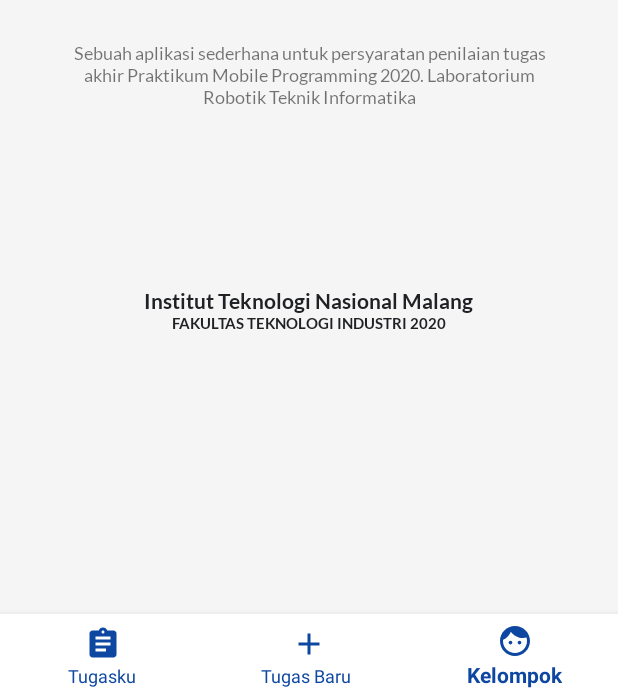
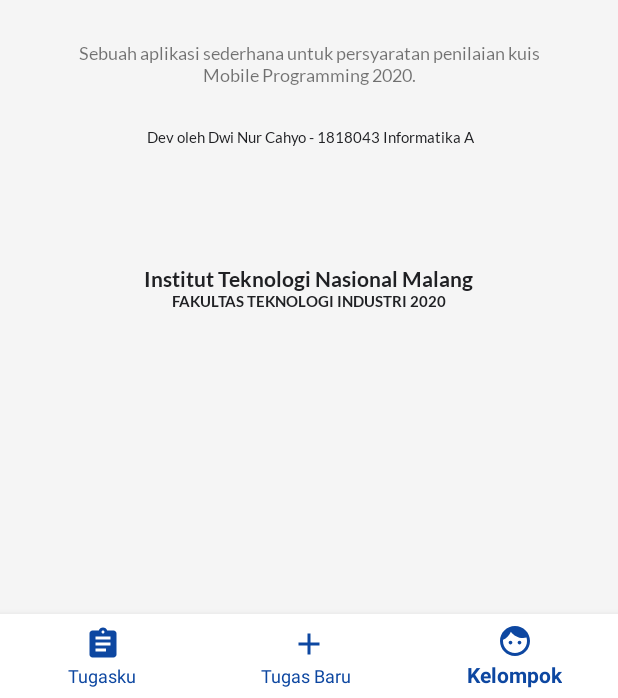
Before and after one commit to dwinuray/app-assignment, an Android app: the FragmentAbout screen opened through its navigation route, on a phone screen of 412 x 824 dp, the part 538-1236 px from its top. Run offline under Robolectric (Android 15) with nearby library versions, the phone set to English and light mode, and no system bars; our stand-ins replace navigation-ui.

Commit message:
Refactor code

```diff
--- a/app/src/main/AndroidManifest.xml
+++ b/app/src/main/AndroidManifest.xml
@@ -1,7 +1,13 @@
 <?xml version="1.0" encoding="utf-8"?>
 <manifest xmlns:android="http://schemas.android.com/apk/res/android"
     package="com.dwinuray.app_assignment">
+    <!--
 
+        /*
+        *  Dev - By Dwi Nur Cahyo
+        *  Github : github.com/dwinuray
+        * */
+    -->
     <application
         android:allowBackup="true"
         android:icon="@mipmap/ic_launcher"
--- a/app/src/main/java/com/dwinuray/app_assignment/MainActivity.java
+++ b/app/src/main/java/com/dwinuray/app_assignment/MainActivity.java
@@ -1,4 +1,9 @@
 package com.dwinuray.app_assignment;
+
+/*
+ *  Dev - By Dwi Nur Cahyo
+ *  Github : github.com/dwinuray
+ * */
 
 import androidx.appcompat.app.AppCompatActivity;
 import androidx.navigation.NavController;
--- a/app/src/main/java/com/dwinuray/app_assignment/databases/Database.java
+++ b/app/src/main/java/com/dwinuray/app_assignment/databases/Database.java
@@ -1,3 +1,8 @@
+/*
+ *  Dev - By Dwi Nur Cahyo
+ *  Github : github.com/dwinuray
+ * */
+
 package com.dwinuray.app_assignment.databases;
 
 import android.content.ContentValues;
--- a/app/src/main/java/com/dwinuray/app_assignment/models/AssignmentViewModel.java
+++ b/app/src/main/java/com/dwinuray/app_assignment/models/AssignmentViewModel.java
@@ -1,4 +1,10 @@
 package com.dwinuray.app_assignment.models;
+
+/*
+ *  Dev - By Dwi Nur Cahyo
+ *  Github : github.com/dwinuray
+ *
+ * */
 
 import androidx.lifecycle.MutableLiveData;
 import androidx.lifecycle.ViewModel;
--- a/app/src/main/java/com/dwinuray/app_assignment/ui/FragmentHome.java
+++ b/app/src/main/java/com/dwinuray/app_assignment/ui/FragmentHome.java
@@ -1,3 +1,8 @@
+/*
+*  Dev - By Dwi Nur Cahyo
+*  Github : github.com/dwinuray
+* */
+
 package com.dwinuray.app_assignment.ui;
 
 import android.content.Context;
@@ -32,7 +37,7 @@ public class FragmentHome extends Fragment {
 
     private AssignmentAdapter adapter_off;
     private Database db;
-    private List<Assignments> ListMahasiswa = new ArrayList<Assignments>();
+    private List<Assignments> listAssignment = new ArrayList<Assignments>();
 
     @Override
     public void onCreate(Bundle savedInstanceState) {
@@ -56,23 +61,23 @@ public class FragmentHome extends Fragment {
         rv.setLayoutManager( new LinearLayoutManager( getActivity() ));
 
         db = new Database(getActivity());
-        adapter_off = new AssignmentAdapter(getActivity(), ListMahasiswa );
+        adapter_off = new AssignmentAdapter(getActivity(), listAssignment );
 
         rv.setAdapter(adapter_off);
 
-//        rv.setClickable(true);
-        ListMahasiswa.clear();
-        List<Assignments> contacts = db.getAllAssignment();
-        for (Assignments cn : contacts) {
-            Assignments judulModel = new Assignments(null, null, null, null, null, null);
-            judulModel.setId(cn.getId());
-            judulModel.setName(cn.getName());
-            judulModel.setDescription(cn.getDescription().equals("") ? "Catatan Kosong" : cn.getDescription());
-            judulModel.setType(cn.getType().equals("TA") ? "Tugas Akhir " : cn.getType());
-            judulModel.setDate(cn.getDate());
-            judulModel.setStatus(cn.getStatus());
-            ListMahasiswa.add(judulModel);
-            if ((ListMahasiswa.isEmpty()))
+
+        listAssignment.clear();
+        List<Assignments> rowAssignment = db.getAllAssignment();
+        for (Assignments row : rowAssignment) {
+            Assignments assignmentObject = new Assignments(null, null, null, null, null, null);
+            assignmentObject.setId(row.getId());
+            assignmentObject.setName(row.getName());
+            assignmentObject.setDescription(row.getDescription().equals("") ? "Catatan Kosong" : row.getDescription());
+            assignmentObject.setType(row.getType().equals("TA") ? "Tugas Akhir " : row.getType());
+            assignmentObject.setDate(row.getDate());
+            assignmentObject.setStatus(row.getStatus());
+            listAssignment.add(assignmentObject);
+            if ((listAssignment.isEmpty()))
                 Toast.makeText(getActivity(), "Tidak ada data",
                         Toast.LENGTH_SHORT).show();
             else {
@@ -82,7 +87,7 @@ public class FragmentHome extends Fragment {
         }
 
         ConstraintLayout cl = view.findViewById(R.id.default_view);
-        if ( ListMahasiswa.isEmpty() ) {
+        if ( listAssignment.isEmpty() ) {
 
             cl.setVisibility(view.VISIBLE);
         } else {
@@ -92,7 +97,8 @@ public class FragmentHome extends Fragment {
 
     }
 
-    public void set(){
-
-    }
+    /*
+     *  Dev - By Dwi Nur Cahyo
+     *  Github : github.com/dwinuray
+     * */
 }
--- a/app/src/main/res/layout/activity_main.xml
+++ b/app/src/main/res/layout/activity_main.xml
@@ -6,6 +6,14 @@
     android:layout_height="match_parent"
     android:background="#F5F5F5"
     tools:context=".MainActivity">
+
+    <!--
+
+        /*
+        *  Dev - By Dwi Nur Cahyo
+        *  Github : github.com/dwinuray
+        * */
+    -->
 
     <com.google.android.material.bottomnavigation.BottomNavigationView
         android:id="@+id/bottomNavigationView"
--- a/app/src/main/res/layout/fragment_fragment_about.xml
+++ b/app/src/main/res/layout/fragment_fragment_about.xml
@@ -8,7 +8,13 @@
     android:padding="25dp"
     tools:context=".ui.FragmentAdd">
 
+    <!--
 
+        /*
+        *  Dev - By Dwi Nur Cahyo
+        *  Github : github.com/dwinuray
+        * */
+    -->
     <ImageView
         android:id="@+id/imageView"
         android:layout_width="113dp"
@@ -55,10 +61,23 @@
         android:layout_marginTop="8dp"
         android:fontFamily="@font/latoregular"
         android:padding="20dp"
-        android:text="Sebuah aplikasi sederhana untuk persyaratan penilaian tugas akhir Praktikum Mobile Programming 2020. Laboratorium Robotik Teknik Informatika"
+        android:text="Sebuah aplikasi sederhana untuk persyaratan penilaian kuis Mobile Programming 2020."
         android:textAlignment="center"
         android:textSize="12sp"
         app:layout_constraintEnd_toEndOf="@+id/imageView"
         app:layout_constraintStart_toStartOf="@+id/imageView"
         app:layout_constraintTop_toBottomOf="@+id/imageView" />
+
+    <TextView
+        android:id="@+id/textView18"
+        android:layout_width="wrap_content"
+        android:layout_height="wrap_content"
+        android:layout_marginTop="8dp"
+        android:fontFamily="@font/latoregular"
+        android:text=" Dev oleh Dwi Nur Cahyo - 1818043 Informatika A"
+        android:textColor="@color/textMain"
+        android:textSize="10sp"
+        app:layout_constraintEnd_toEndOf="@+id/textView4"
+        app:layout_constraintStart_toStartOf="@+id/textView4"
+        app:layout_constraintTop_toBottomOf="@+id/textView4" />
 </androidx.constraintlayout.widget.ConstraintLayout>
--- a/app/src/main/res/menu/bottom_menu.xml
+++ b/app/src/main/res/menu/bottom_menu.xml
@@ -1,4 +1,12 @@
 <?xml version="1.0" encoding="utf-8"?>
+
+<!--
+
+    /*
+    *  Dev - By Dwi Nur Cahyo
+    *  Github : github.com/dwinuray
+    * */
+-->
 <menu xmlns:android="http://schemas.android.com/apk/res/android">
 
     <item
--- a/app/src/main/res/navigation/navigation.xml
+++ b/app/src/main/res/navigation/navigation.xml
@@ -1,4 +1,12 @@
 <?xml version="1.0" encoding="utf-8"?>
+<!--
+
+    /*
+    *  Dev - By Dwi Nur Cahyo
+    *  Github : github.com/dwinuray
+    * */
+-->
+
 <navigation xmlns:android="http://schemas.android.com/apk/res/android"
     xmlns:app="http://schemas.android.com/apk/res-auto"
     xmlns:tools="http://schemas.android.com/tools"
```
Also changed, not shown: app/src/main/java/com/dwinuray/app_assignment/models/AssignmentAdapter.java (+11 -0 lines), app/src/main/java/com/dwinuray/app_assignment/models/Assignments.java (+9 -1 lines), app/src/main/res/layout/fragment_fragment_add.xml (+8 -0 lines), app/src/main/res/layout/fragment_fragment_detail.xml (+9 -0 lines), app/src/main/res/layout/fragment_fragment_home.xml (+9 -0 lines), app/src/main/res/layout/fragment_fragment_update.xml (+8 -0 lines), app/src/main/res/layout/fragment_row_item.xml (+8 -0 lines), app/src/main/res/values/colors.xml (+8 -0 lines), app/src/main/res/values/dimen.xml (+8 -0 lines), app/src/main/res/values/strings.xml (+8 -0 lines), app/src/main/res/values/styles.xml (+7 -0 lines).
